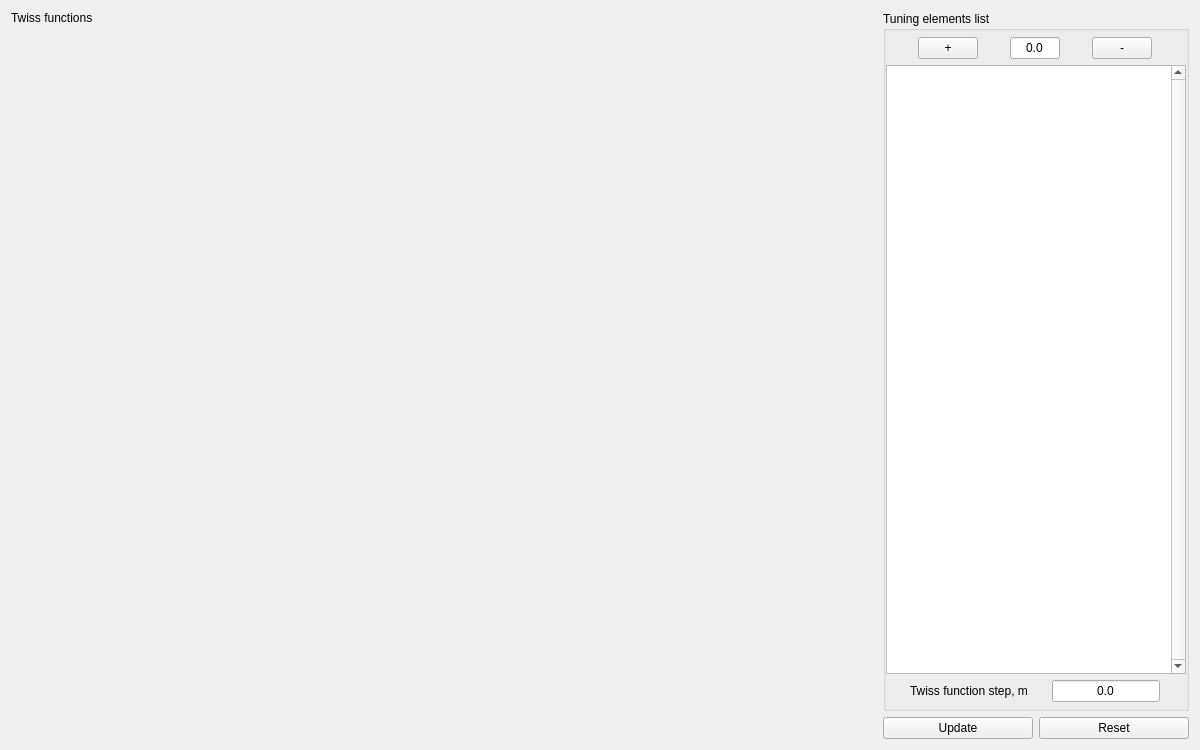
Above: ocelot_gui/app/ui_forms/sim_twiss.ui from ocelot-collab/ocelot before the change. Below: the same form after it.
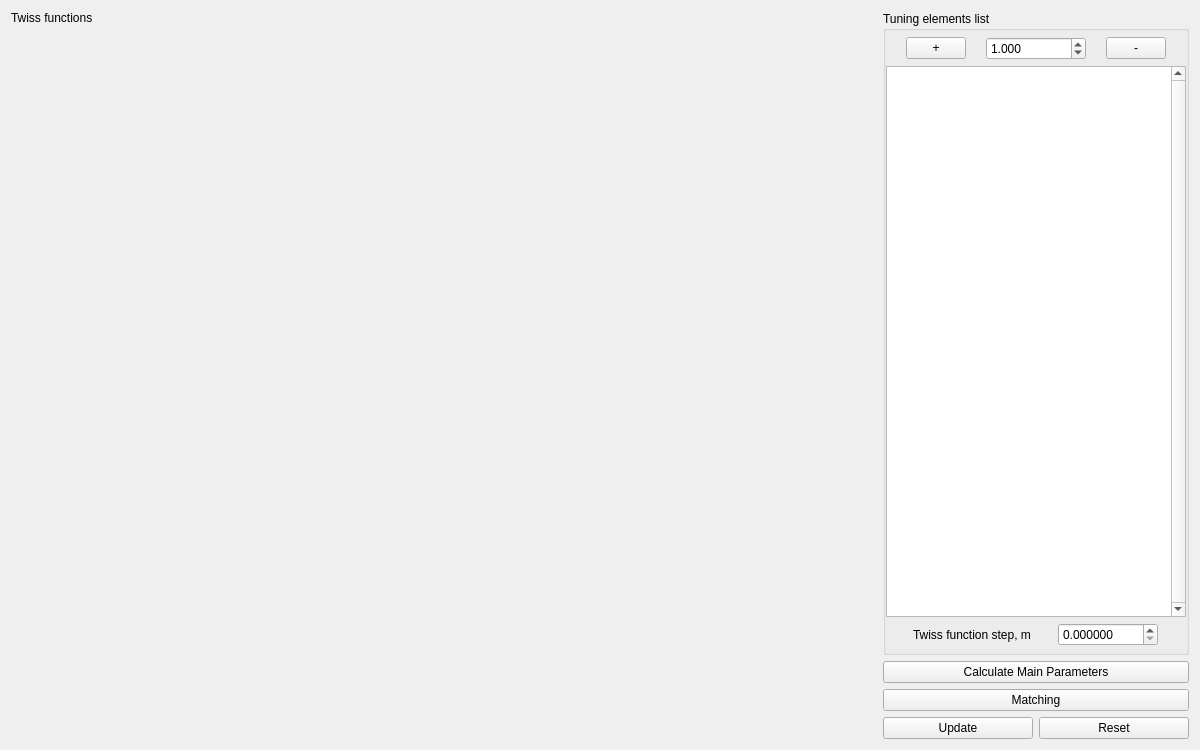
That is the form after the change.

What changed in the file:
```diff
--- a/ocelot_gui/app/ui_forms/sim_twiss.ui
+++ b/ocelot_gui/app/ui_forms/sim_twiss.ui
@@ -23,6 +23,12 @@
    <item row="1" column="1">
     <layout class="QVBoxLayout" name="verticalLayout_5">
      <property name="spacing">
+      <number>6</number>
+     </property>
+     <property name="topMargin">
+      <number>0</number>
+     </property>
+     <property name="bottomMargin">
       <number>0</number>
      </property>
      <item>
@@ -73,7 +79,7 @@
              </widget>
             </item>
             <item>
-             <widget class="QLineEdit" name="edit_delta">
+             <widget class="QDoubleSpinBox" name="edit_delta">
               <property name="sizePolicy">
                <sizepolicy hsizetype="Fixed" vsizetype="Fixed">
                 <horstretch>0</horstretch>
@@ -82,15 +88,24 @@
               </property>
               <property name="maximumSize">
                <size>
-                <width>50</width>
+                <width>100</width>
                 <height>16777215</height>
                </size>
               </property>
-              <property name="text">
-               <string>0.0</string>
+              <property name="decimals">
+               <number>3</number>
               </property>
-              <property name="alignment">
-               <set>Qt::AlignCenter</set>
+              <property name="minimum">
+               <double>-9999999999.000000000000000</double>
+              </property>
+              <property name="maximum">
+               <double>9999999999.989999771118164</double>
+              </property>
+              <property name="singleStep">
+               <double>0.100000000000000</double>
+              </property>
+              <property name="value">
+               <double>1.000000000000000</double>
               </property>
              </widget>
             </item>
@@ -147,7 +162,7 @@
                <x>0</x>
                <y>0</y>
                <width>284</width>
-               <height>601</height>
+               <height>534</height>
               </rect>
              </property>
              <property name="autoFillBackground">
@@ -201,27 +216,47 @@
            </widget>
           </item>
           <item>
-           <widget class="QLineEdit" name="edit_tws_step">
+           <widget class="QDoubleSpinBox" name="edit_tws_step">
             <property name="sizePolicy">
              <sizepolicy hsizetype="Fixed" vsizetype="Fixed">
               <horstretch>0</horstretch>
               <verstretch>0</verstretch>
              </sizepolicy>
             </property>
-            <property name="text">
-             <string>0.0</string>
+            <property name="maximumSize">
+             <size>
+              <width>100</width>
+              <height>16777215</height>
+             </size>
             </property>
-            <property name="alignment">
-             <set>Qt::AlignCenter</set>
+            <property name="decimals">
+             <number>6</number>
+            </property>
+            <property name="maximum">
+             <double>9999999999.000000000000000</double>
+            </property>
+            <property name="singleStep">
+             <double>0.100000000000000</double>
             </property>
            </widget>
           </item>
          </layout>
         </item>
        </layout>
-       <zorder>horizontalLayoutWidget</zorder>
-       <zorder>verticalLayoutWidget_6</zorder>
-       <zorder>horizontalLayoutWidget_3</zorder>
+      </widget>
+     </item>
+     <item>
+      <widget class="QPushButton" name="calc_params">
+       <property name="text">
+        <string>Calculate Main Parameters</string>
+       </property>
+      </widget>
+     </item>
+     <item>
+      <widget class="QPushButton" name="calc_matching">
+       <property name="text">
+        <string>Matching</string>
+       </property>
       </widget>
      </item>
      <item>
@@ -230,7 +265,7 @@
         <number>6</number>
        </property>
        <property name="topMargin">
-        <number>6</number>
+        <number>0</number>
        </property>
        <property name="rightMargin">
         <number>0</number>
```
Left out of the diff: 8 changed lines with no effect on the pictures.
